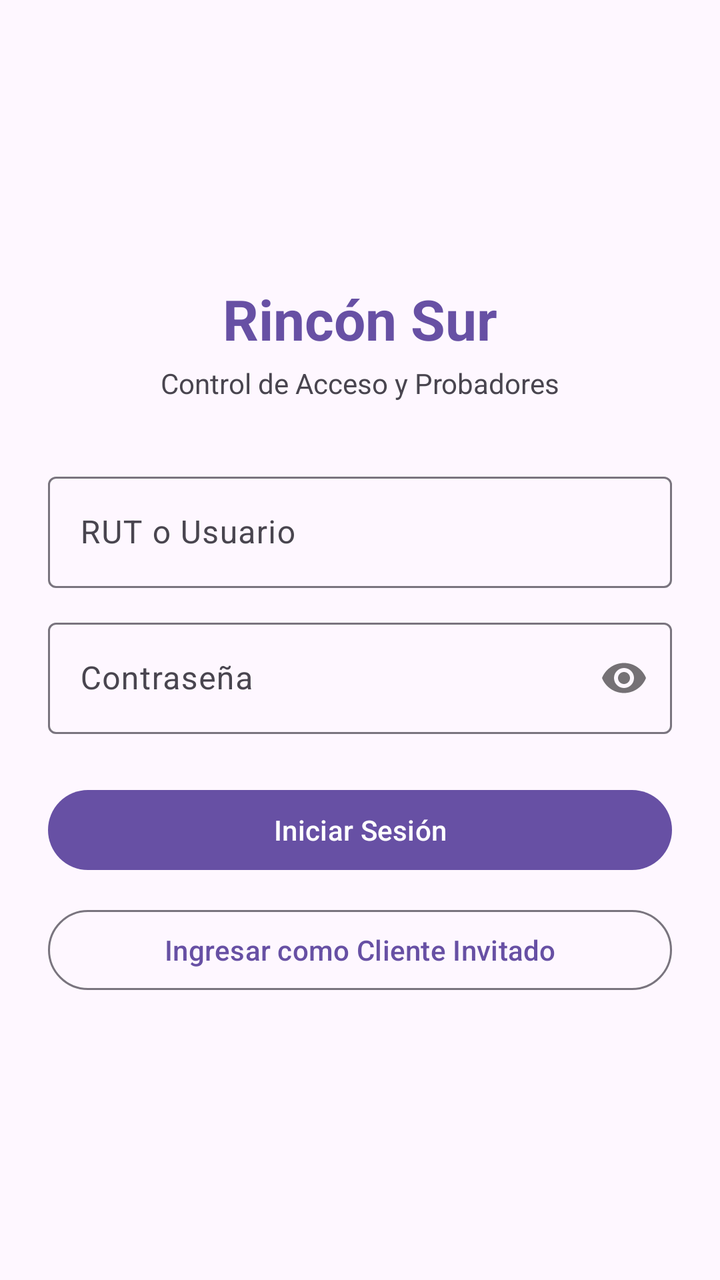
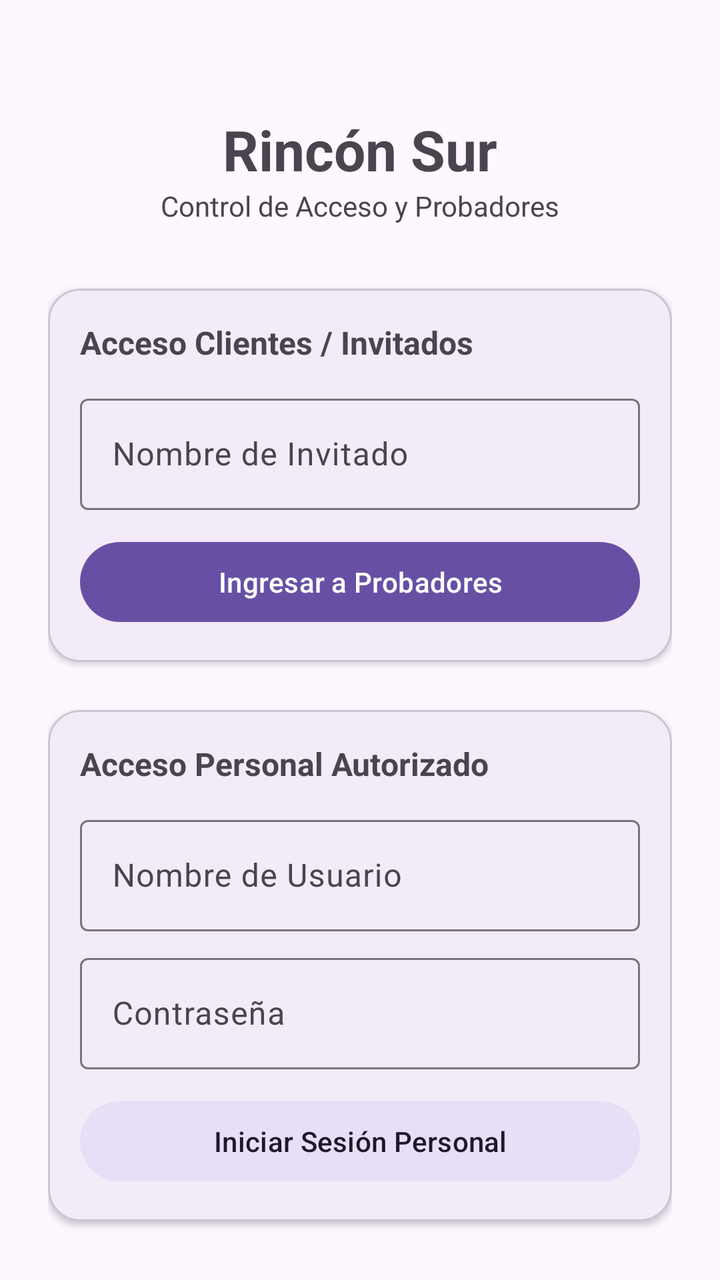

Before-and-after screenshots of an Android layout around one commit, followed by the original layout XML and the change that was made.
<!-- AndroidManifest.xml: application theme Theme.RinconSurProbadores -->
<!-- res/layout/fragment_login.xml -->
<?xml version="1.0" encoding="utf-8"?>
<LinearLayout xmlns:android="http://schemas.android.com/apk/res/android"
    xmlns:app="http://schemas.android.com/apk/res-auto"
    android:layout_width="match_parent"
    android:layout_height="match_parent"
    android:orientation="vertical"
    android:padding="24dp"
    android:gravity="center"
    android:background="?attr/colorSurface">

    <TextView
        android:layout_width="wrap_content"
        android:layout_height="wrap_content"
        android:text="Rincón Sur"
        android:textSize="28sp"
        android:textStyle="bold"
        android:textColor="?attr/colorPrimary"
        android:layout_marginBottom="4dp" />

    <TextView
        android:layout_width="wrap_content"
        android:layout_height="wrap_content"
        android:text="Control de Acceso y Probadores"
        android:textSize="14sp"
        android:textColor="?attr/colorOnSurfaceVariant"
        android:layout_marginBottom="32dp" />

    
    <com.google.android.material.textfield.TextInputLayout
        android:id="@+id/tilRut"
        android:layout_width="match_parent"
        android:layout_height="wrap_content"
        android:hint="RUT o Usuario"
        style="@style/Widget.Material3.TextInputLayout.OutlinedBox"
        android:layout_marginBottom="12dp">

        <com.google.android.material.textfield.TextInputEditText
            android:id="@+id/etRut"
            android:layout_width="match_parent"
            android:layout_height="wrap_content"
            android:inputType="text" />
    </com.google.android.material.textfield.TextInputLayout>

    
    <com.google.android.material.textfield.TextInputLayout
        android:id="@+id/tilContrasena"
        android:layout_width="match_parent"
        android:layout_height="wrap_content"
        android:hint="Contraseña"
        app:passwordToggleEnabled="true"
        style="@style/Widget.Material3.TextInputLayout.OutlinedBox"
        android:layout_marginBottom="24dp">

        <com.google.android.material.textfield.TextInputEditText
            android:id="@+id/etContrasena"
            android:layout_width="match_parent"
            android:layout_height="wrap_content"
            android:inputType="textPassword" />
    </com.google.android.material.textfield.TextInputLayout>

    <Button
        android:id="@+id/btnIniciarSesion"
        android:layout_width="match_parent"
        android:layout_height="wrap_content"
        android:text="Iniciar Sesión"
        android:layout_marginBottom="12dp" />

    <Button
        android:id="@+id/btnIngresarInvitado"
        style="@style/Widget.Material3.Button.OutlinedButton"
        android:layout_width="match_parent"
        android:layout_height="wrap_content"
        android:text="Ingresar como Cliente Invitado" />

</LinearLayout>
<!-- resources referenced by this layout -->
<resources>
  <style name="Theme.RinconSurProbadores" parent="Base.Theme.RinconSurProbadores" />
  <style name="Base.Theme.RinconSurProbadores" parent="Theme.Material3.DayNight.NoActionBar">
          
          
      </style>
</resources>

<!-- the commit's change to res/layout/fragment_login.xml (unified diff, before → after) -->
@@ -1,75 +1,134 @@
 <?xml version="1.0" encoding="utf-8"?>
-<LinearLayout xmlns:android="http://schemas.android.com/apk/res/android"
+<androidx.core.widget.NestedScrollView xmlns:android="http://schemas.android.com/apk/res/android"
     xmlns:app="http://schemas.android.com/apk/res-auto"
     android:layout_width="match_parent"
     android:layout_height="match_parent"
-    android:orientation="vertical"
-    android:padding="24dp"
-    android:gravity="center"
-    android:background="?attr/colorSurface">
+    android:fillViewport="true">
 
-    <TextView
-        android:layout_width="wrap_content"
-        android:layout_height="wrap_content"
-        android:text="Rincón Sur"
-        android:textSize="28sp"
-        android:textStyle="bold"
-        android:textColor="?attr/colorPrimary"
-        android:layout_marginBottom="4dp" />
-
-    <TextView
-        android:layout_width="wrap_content"
-        android:layout_height="wrap_content"
-        android:text="Control de Acceso y Probadores"
-        android:textSize="14sp"
-        android:textColor="?attr/colorOnSurfaceVariant"
-        android:layout_marginBottom="32dp" />
-
-    
-    <com.google.android.material.textfield.TextInputLayout
-        android:id="@+id/tilRut"
+    <LinearLayout
         android:layout_width="match_parent"
         android:layout_height="wrap_content"
-        android:hint="RUT o Usuario"
-        style="@style/Widget.Material3.TextInputLayout.OutlinedBox"
-        android:layout_marginBottom="12dp">
+        android:gravity="center_horizontal"
+        android:orientation="vertical"
+        android:padding="24dp">
 
-        <com.google.android.material.textfield.TextInputEditText
-            android:id="@+id/etRut"
+        <TextView
+            android:layout_width="wrap_content"
+            android:layout_height="wrap_content"
+            android:layout_marginTop="32dp"
+            android:text="Rincón Sur"
+            android:textSize="28sp"
+            android:textStyle="bold" />
+
+        <TextView
+            android:layout_width="wrap_content"
+            android:layout_height="wrap_content"
+            android:layout_marginBottom="32dp"
+            android:text="Control de Acceso y Probadores"
+            android:textColor="?attr/colorOnSurfaceVariant"
+            android:textSize="14sp" />
+
+        
+        <com.google.android.material.card.MaterialCardView
             android:layout_width="match_parent"
             android:layout_height="wrap_content"
-            android:inputType="text" />
-    </com.google.android.material.textfield.TextInputLayout>
+            android:layout_marginBottom="24dp"
+            app:cardCornerRadius="16dp"
+            app:cardElevation="2dp">
 
-    
-    <com.google.android.material.textfield.TextInputLayout
-        android:id="@+id/tilContrasena"
-        android:layout_width="match_parent"
-        android:layout_height="wrap_content"
-        android:hint="Contraseña"
-        app:passwordToggleEnabled="true"
-        style="@style/Widget.Material3.TextInputLayout.OutlinedBox"
-        android:layout_marginBottom="24dp">
+            <LinearLayout
+                android:layout_width="match_parent"
+                android:layout_height="wrap_content"
+                android:orientation="vertical"
+                android:padding="16dp">
 
-        <com.google.android.material.textfield.TextInputEditText
-            android:id="@+id/etContrasena"
+                <TextView
+                    android:layout_width="wrap_content"
+                    android:layout_height="wrap_content"
+                    android:layout_marginBottom="12dp"
+                    android:text="Acceso Clientes / Invitados"
+                    android:textSize="16sp"
+                    android:textStyle="bold" />
+
+                <com.google.android.material.textfield.TextInputLayout
+                    style="@style/Widget.Material3.TextInputLayout.OutlinedBox"
+                    android:layout_width="match_parent"
+                    android:layout_height="wrap_content"
+                    android:layout_marginBottom="12dp"
+                    android:hint="Nombre de Invitado">
+
+                    <com.google.android.material.textfield.TextInputEditText
+                        android:id="@+id/etNombreInvitado"
+                        android:layout_width="match_parent"
+                        android:layout_height="wrap_content"
+                        android:inputType="textPersonName" />
+                </com.google.android.material.textfield.TextInputLayout>
+
+                <Button
+                    android:id="@+id/btnIngresarInvitado"
+                    android:layout_width="match_parent"
+                    android:layout_height="wrap_content"
+                    android:text="Ingresar a Probadores" />
+            </LinearLayout>
+        </com.google.android.material.card.MaterialCardView>
+
+        
+        <com.google.android.material.card.MaterialCardView
             android:layout_width="match_parent"
             android:layout_height="wrap_content"
-            android:inputType="textPassword" />
-    </com.google.android.material.textfield.TextInputLayout>
+            app:cardCornerRadius="16dp"
+            app:cardElevation="2dp">
 
-    <Button
-        android:id="@+id/btnIniciarSesion"
-        android:layout_width="match_parent"
-        android:layout_height="wrap_content"
-        android:text="Iniciar Sesión"
-        android:layout_marginBottom="12dp" />
+            <LinearLayout
+                android:layout_width="match_parent"
+                android:layout_height="wrap_content"
+                android:orientation="vertical"
+                android:padding="16dp">
 
-    <Button
-        android:id="@+id/btnIngresarInvitado"
-        style="@style/Widget.Material3.Button.OutlinedButton"
-        android:layout_width="match_parent"
-        android:layout_height="wrap_content"
-        android:text="Ingresar como Cliente Invitado" />
+                <TextView
+                    android:layout_width="wrap_content"
+                    android:layout_height="wrap_content"
+                    android:layout_marginBottom="12dp"
+                    android:text="Acceso Personal Autorizado"
+                    android:textSize="16sp"
+                    android:textStyle="bold" />
 
-</LinearLayout>
+                <com.google.android.material.textfield.TextInputLayout
+                    style="@style/Widget.Material3.TextInputLayout.OutlinedBox"
+                    android:layout_width="match_parent"
+                    android:layout_height="wrap_content"
+                    android:layout_marginBottom="8dp"
+                    android:hint="Nombre de Usuario">
+
+                    <com.google.android.material.textfield.TextInputEditText
+                        android:id="@+id/etUsername"
+                        android:layout_width="match_parent"
+                        android:layout_height="wrap_content"
+                        android:inputType="textNoSuggestions" />
+                </com.google.android.material.textfield.TextInputLayout>
+
+                <com.google.android.material.textfield.TextInputLayout
+                    style="@style/Widget.Material3.TextInputLayout.OutlinedBox"
+                    android:layout_width="match_parent"
+                    android:layout_height="wrap_content"
+                    android:layout_marginBottom="12dp"
+                    android:hint="Contraseña">
+
+                    <com.google.android.material.textfield.TextInputEditText
+                        android:id="@+id/etPassword"
+                        android:layout_width="match_parent"
+                        android:layout_height="wrap_content"
+                        android:inputType="textPassword" />
+                </com.google.android.material.textfield.TextInputLayout>
+
+                <Button
+                    android:id="@+id/btnIniciarSesion"
+                    style="@style/Widget.Material3.Button.TonalButton"
+                    android:layout_width="match_parent"
+                    android:layout_height="wrap_content"
+                    android:text="Iniciar Sesión Personal" />
+            </LinearLayout>
+        </com.google.android.material.card.MaterialCardView>
+
+    </LinearLayout>
+</androidx.core.widget.NestedScrollView>
